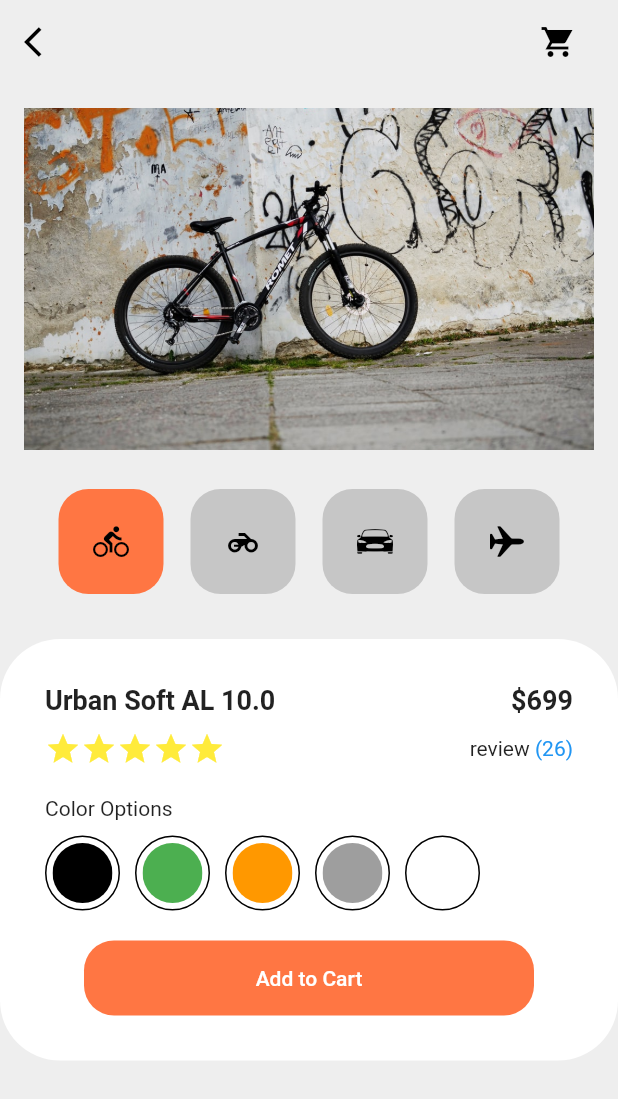
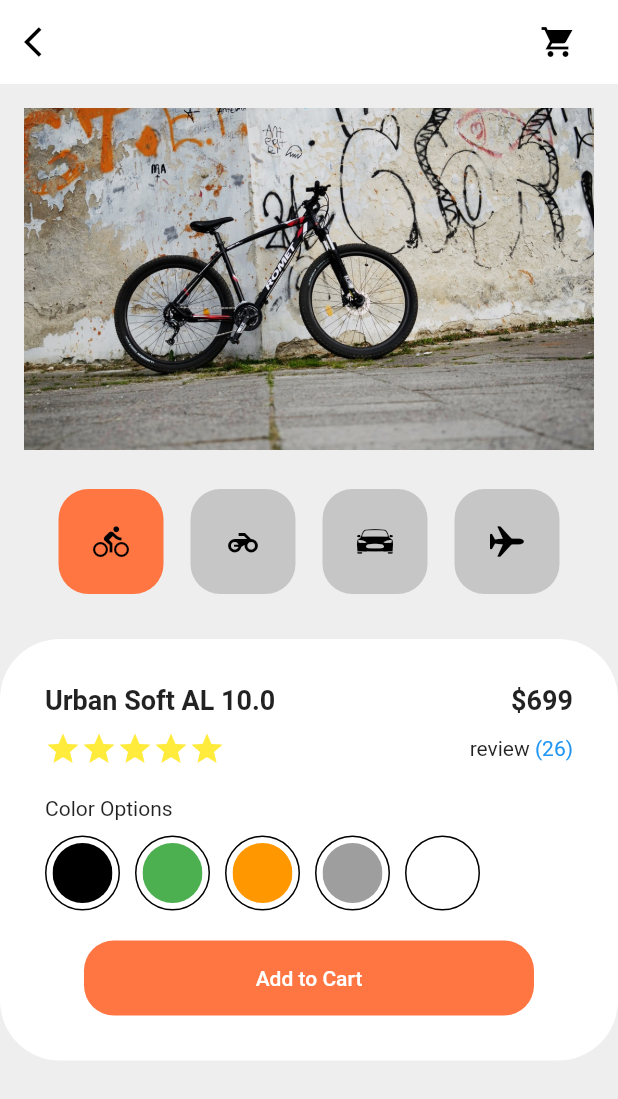
Before and after one commit to S-Sojung/flutter-shopping, a Flutter app: the screen it shows after launch, on a phone screen of 412 x 824 dp. Shown: the top 1099 px of the screen. Run offline on Flutter 3.47's test engine with Material 2 defaults, Android fonts, the phone set to English and light mode, and no system bars.

Commit message:
primarySwatch 추가

```diff
--- a/lib/main.dart
+++ b/lib/main.dart
@@ -14,7 +14,7 @@ class MyApp extends StatelessWidget {
   Widget build(BuildContext context) {
     return MaterialApp(
       debugShowCheckedModeBanner: false,
-      theme: theme(),
+      theme: theme2(),
       home: ShoppingCartPage(),
     );
   }
--- a/lib/theme.dart
+++ b/lib/theme.dart
@@ -14,3 +14,10 @@ ThemeData theme(){
     scaffoldBackgroundColor: kPrimaryColor
   );
 }
+
+ThemeData theme2(){
+  return ThemeData(
+      primarySwatch: kPrimaryWhite,
+      scaffoldBackgroundColor: kPrimaryColor
+  );
+}
```
Also changed, not shown: lib/constants.dart (+14 -12 lines).
